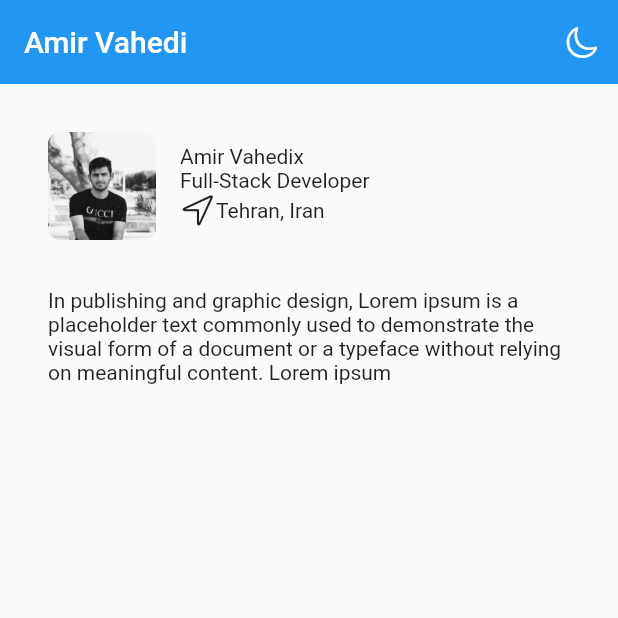
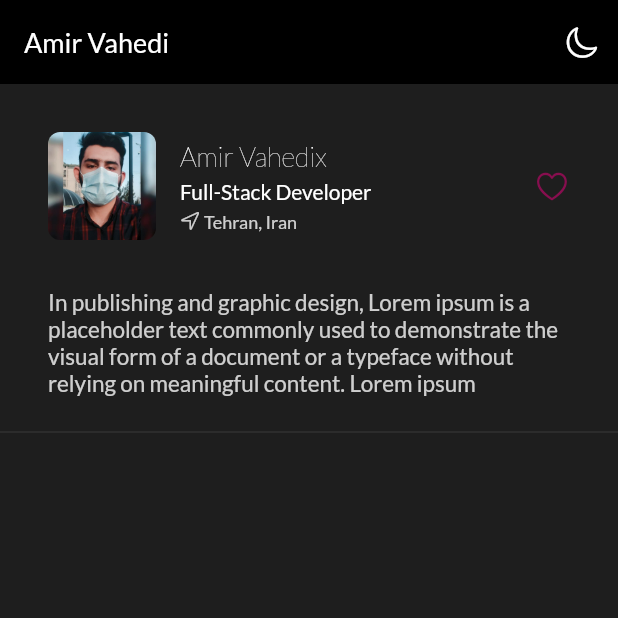
Before and after one commit to AmirVahedix/profile_ui, a Flutter app: the screen it shows after launch, on a phone screen of 412 x 824 dp, the top half of it. Run offline on Flutter 3.47's test engine with Material 2 defaults, Android fonts, the phone set to English and light mode, and no system bars; our stand-ins replace google_fonts.

Commit message:
Created theme for texts

```diff
--- a/lib/main.dart
+++ b/lib/main.dart
@@ -1,5 +1,6 @@
 import 'package:flutter/cupertino.dart';
 import 'package:flutter/material.dart';
+import 'package:google_fonts/google_fonts.dart';
 
 void main() {
   runApp(MyApp());
@@ -12,6 +13,36 @@ class MyApp extends StatelessWidget {
       title: 'Flutter Demo',
       theme: ThemeData(
         primarySwatch: Colors.blue,
+        primaryColor: Colors.pink.shade900,
+        textTheme: GoogleFonts.latoTextTheme(
+          TextTheme(
+            bodyText1: TextStyle(
+              fontSize: 15,
+              color: Color.fromARGB(200, 255, 255, 255),
+            ),
+            headline1: TextStyle(
+              fontSize: 18,
+              color: Colors.white,
+            ),
+            headline2: TextStyle(
+              fontSize: 14,
+              color: Colors.white,
+            ),
+            headline6: TextStyle(
+              fontSize: 18,
+              fontWeight: FontWeight.w400,
+            ),
+            subtitle1: TextStyle(
+              fontSize: 12,
+              color: Color.fromARGB(200, 255, 255, 255),
+            ),
+          ),
+        ),
+        brightness: Brightness.dark,
+        scaffoldBackgroundColor: Color.fromARGB(255, 30, 30, 30),
+        appBarTheme: AppBarTheme(
+          backgroundColor: Colors.black,
+        ),
       ),
       home: Home(),
       debugShowCheckedModeBanner: false,
@@ -24,7 +55,10 @@ class Home extends StatelessWidget {
   Widget build(BuildContext context) {
     return Scaffold(
       appBar: AppBar(
-        title: Text('Amir Vahedi'),
+        title: Text(
+          'Amir Vahedi',
+          style: Theme.of(context).textTheme.headline6,
+        ),
         actions: [
           IconButton(
             onPressed: () {},
@@ -44,23 +78,46 @@ class Home extends StatelessWidget {
                   ClipRRect(
                     borderRadius: BorderRadius.circular(8),
                     child: Image.asset(
-                      "assets/images/profile.jpg",
+                      "assets/images/new_profile.jpg",
                       width: 72,
                     ),
                   ),
                   SizedBox(width: 16),
-                  Column(
+                  Expanded(
+                    child: Column(
                       crossAxisAlignment: CrossAxisAlignment.start,
                       children: [
-                      const Text("Amir Vahedix"),
-                      const Text("Full-Stack Developer"),
+                        Text(
+                          "Amir Vahedix",
+                          style: Theme.of(context).textTheme.headline1,
+                        ),
+                        SizedBox(height: 4),
+                        Text(
+                          "Full-Stack Developer",
+                          style: Theme.of(context).textTheme.headline2,
+                        ),
+                        SizedBox(height: 4),
                         Row(
                           children: [
-                          Icon(CupertinoIcons.location),
-                          const Text("Tehran, Iran"),
+                            Icon(
+                              CupertinoIcons.location,
+                              size: 14,
+                              color:
+                                  Theme.of(context).textTheme.subtitle1!.color,
+                            ),
+                            SizedBox(width: 2),
+                            Text(
+                              "Tehran, Iran",
+                              style: Theme.of(context).textTheme.subtitle1,
+                            ),
                           ],
                         ),
                       ],
+                    ),
+                  ),
+                  Icon(
+                    CupertinoIcons.heart,
+                    color: Theme.of(context).primaryColor,
                   )
                 ],
               ),
@@ -69,8 +126,10 @@ class Home extends StatelessWidget {
               padding: const EdgeInsets.fromLTRB(32, 16, 32, 16),
               child: Text(
                 "In publishing and graphic design, Lorem ipsum is a placeholder text commonly used to demonstrate the visual form of a document or a typeface without relying on meaningful content. Lorem ipsum",
+                style: Theme.of(context).textTheme.bodyText1,
               ),
             ),
+            Divider(),
           ],
         ),
       ),
--- a/pubspec.yaml
+++ b/pubspec.yaml
@@ -28,6 +28,7 @@ dependencies:
   # The following adds the Cupertino Icons font to your application.
   # Use with the CupertinoIcons class for iOS style icons.
   cupertino_icons: ^1.0.2
+  google_fonts: ^2.1.0
 
 dev_dependencies:
   flutter_test:
@@ -46,7 +47,7 @@ flutter:
 
   # To add assets to your application, add an assets section, like this:
   assets:
-    - assets/images/profile.jpg
+    - assets/images/new_profile.jpg
 
   # An image asset can refer to one or more resolution-specific "variants", see
   # https://flutter.dev/assets-and-images/#resolution-aware.
```
Also changed, not shown: assets/images/new_profile.jpg (added), assets/images/profile.jpg (deleted), pubspec.lock. Lines whose indentation alone changed are shown as unchanged.
